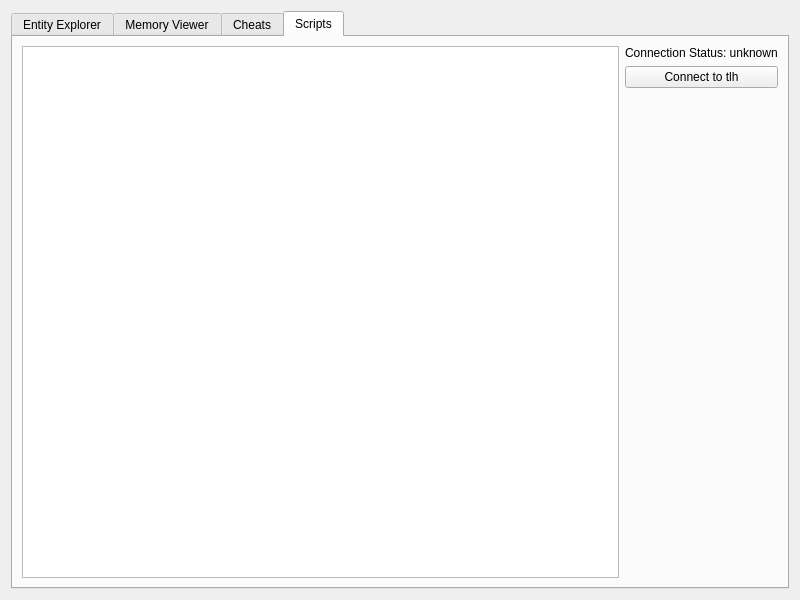
Above: src/platform/qt/tmc/EntityView.ui from octorock/mgba before the change. Below: the same form after it.
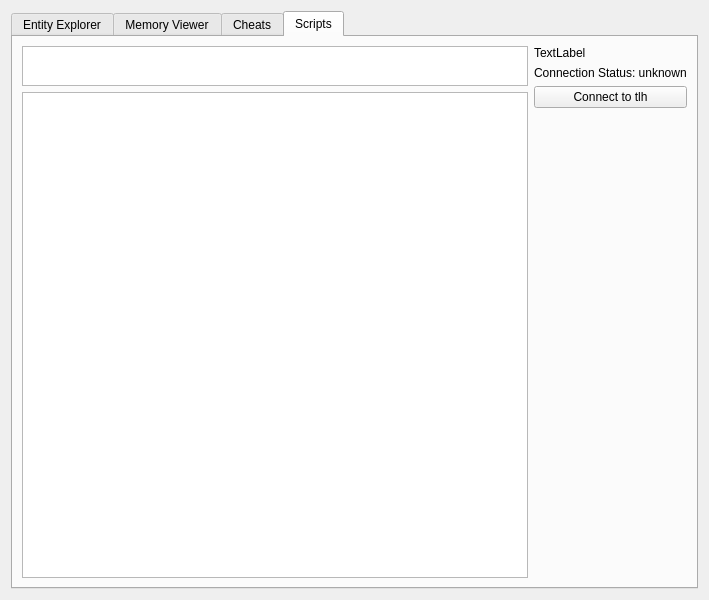
That is the form after the change. The open tabs and pages were chosen to show the change.

Commit message: Add buttons for all ScriptExecutionContexts

Diff of the .ui file:
```diff
--- a/src/platform/qt/tmc/EntityView.ui
+++ b/src/platform/qt/tmc/EntityView.ui
@@ -6,7 +6,7 @@
    <rect>
     <x>0</x>
     <y>0</y>
-    <width>800</width>
+    <width>709</width>
     <height>600</height>
    </rect>
   </property>
@@ -276,17 +276,107 @@
       </attribute>
       <layout class="QHBoxLayout" name="horizontalLayout_4">
        <item>
-        <widget class="QTreeView" name="treeViewScriptDetails">
-         <property name="sizePolicy">
-          <sizepolicy hsizetype="Expanding" vsizetype="Expanding">
-           <horstretch>1</horstretch>
-           <verstretch>0</verstretch>
-          </sizepolicy>
-         </property>
-        </widget>
+        <layout class="QVBoxLayout" name="verticalLayout_7" stretch="0,1">
+         <item alignment="Qt::AlignTop">
+          <widget class="QListWidget" name="listWidgetScripts">
+           <property name="enabled">
+            <bool>true</bool>
+           </property>
+           <property name="sizePolicy">
+            <sizepolicy hsizetype="Expanding" vsizetype="MinimumExpanding">
+             <horstretch>0</horstretch>
+             <verstretch>0</verstretch>
+            </sizepolicy>
+           </property>
+           <property name="maximumSize">
+            <size>
+             <width>16777215</width>
+             <height>40</height>
+            </size>
+           </property>
+           <property name="autoFillBackground">
+            <bool>false</bool>
+           </property>
+           <property name="sizeAdjustPolicy">
+            <enum>QAbstractScrollArea::AdjustToContentsOnFirstShow</enum>
+           </property>
+           <property name="autoScroll">
+            <bool>true</bool>
+           </property>
+           <property name="editTriggers">
+            <set>QAbstractItemView::NoEditTriggers</set>
+           </property>
+           <property name="showDropIndicator" stdset="0">
+            <bool>false</bool>
+           </property>
+           <property name="dragDropMode">
+            <enum>QAbstractItemView::NoDragDrop</enum>
+           </property>
+           <property name="defaultDropAction">
+            <enum>Qt::CopyAction</enum>
+           </property>
+           <property name="alternatingRowColors">
+            <bool>false</bool>
+           </property>
+           <property name="movement">
+            <enum>QListView::Static</enum>
+           </property>
+           <property name="flow">
+            <enum>QListView::LeftToRight</enum>
+           </property>
+           <property name="isWrapping" stdset="0">
+            <bool>false</bool>
+           </property>
+           <property name="resizeMode">
+            <enum>QListView::Adjust</enum>
+           </property>
+           <property name="viewMode">
+            <enum>QListView::ListMode</enum>
+           </property>
+           <property name="modelColumn">
+            <number>0</number>
+           </property>
+           <property name="uniformItemSizes">
+            <bool>true</bool>
+           </property>
+           <property name="wordWrap">
+            <bool>false</bool>
+           </property>
+           <property name="selectionRectVisible">
+            <bool>false</bool>
+           </property>
+           <property name="itemAlignment">
+            <set>Qt::AlignCenter</set>
+           </property>
+           <property name="sortingEnabled">
+            <bool>false</bool>
+           </property>
+          </widget>
+         </item>
+         <item>
+          <widget class="QTreeView" name="treeViewScriptDetails">
+           <property name="sizePolicy">
+            <sizepolicy hsizetype="Expanding" vsizetype="Expanding">
+             <horstretch>0</horstretch>
+             <verstretch>1</verstretch>
+            </sizepolicy>
+           </property>
+           <property name="alternatingRowColors">
+            <bool>true</bool>
+           </property>
+          </widget>
+         </item>
+        </layout>
        </item>
        <item>
         <layout class="QVBoxLayout" name="verticalLayout_5">
+         <item>
+          <widget class="QLabel" name="labelActiveScriptCount">
+           <property name="text">
+            <string>TextLabel</string>
+           </property>
+          </widget>
+         </item>
          <item alignment="Qt::AlignTop">
           <widget class="QLabel" name="labelScriptConnectionStatus">
            <property name="text">
```
Left out of the diff: 8 changed lines with no effect on the pictures. The commit also changes 2 other files.
